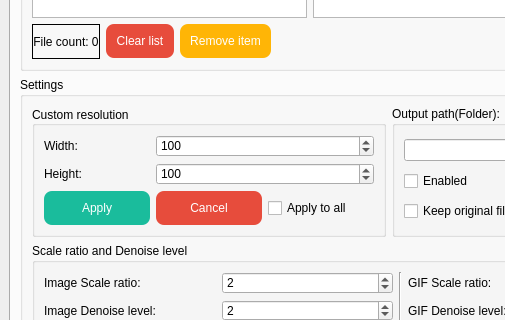
AaronFeng753/Waifu2x-Extension-GUI, file SRC/Waifu2x-Extension-QT/mainwindow.ui: the form before one commit; both pictures show x 0 to 505 and y 171 to 491 of the 1166 by 747 pixel window.
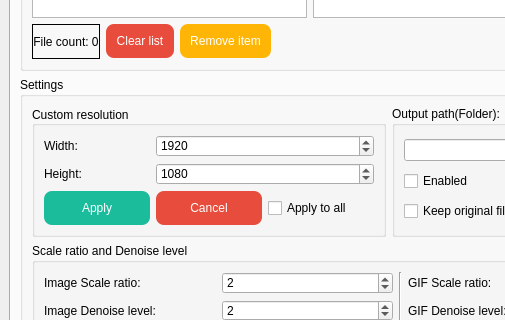
The form after the commit. Icons and pictures are not drawn.

```diff
--- a/SRC/Waifu2x-Extension-QT/mainwindow.ui
+++ b/SRC/Waifu2x-Extension-QT/mainwindow.ui
@@ -1483,7 +1483,7 @@
                  <number>999999999</number>
                 </property>
                 <property name="value">
-                 <number>100</number>
+                 <number>1920</number>
                 </property>
                </widget>
               </item>
@@ -1545,7 +1545,7 @@
                  <number>999999999</number>
                 </property>
                 <property name="value">
-                 <number>100</number>
+                 <number>1080</number>
                 </property>
                </widget>
               </item>
```
Left out of the diff: 6 changed lines with no effect on the pictures.
